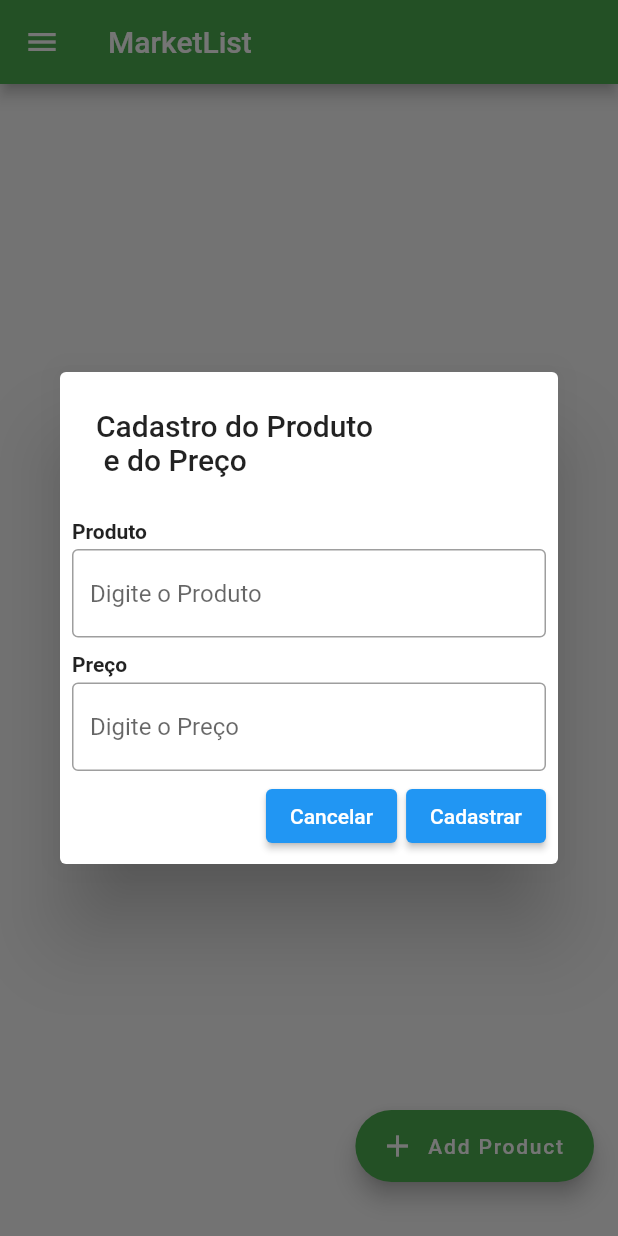
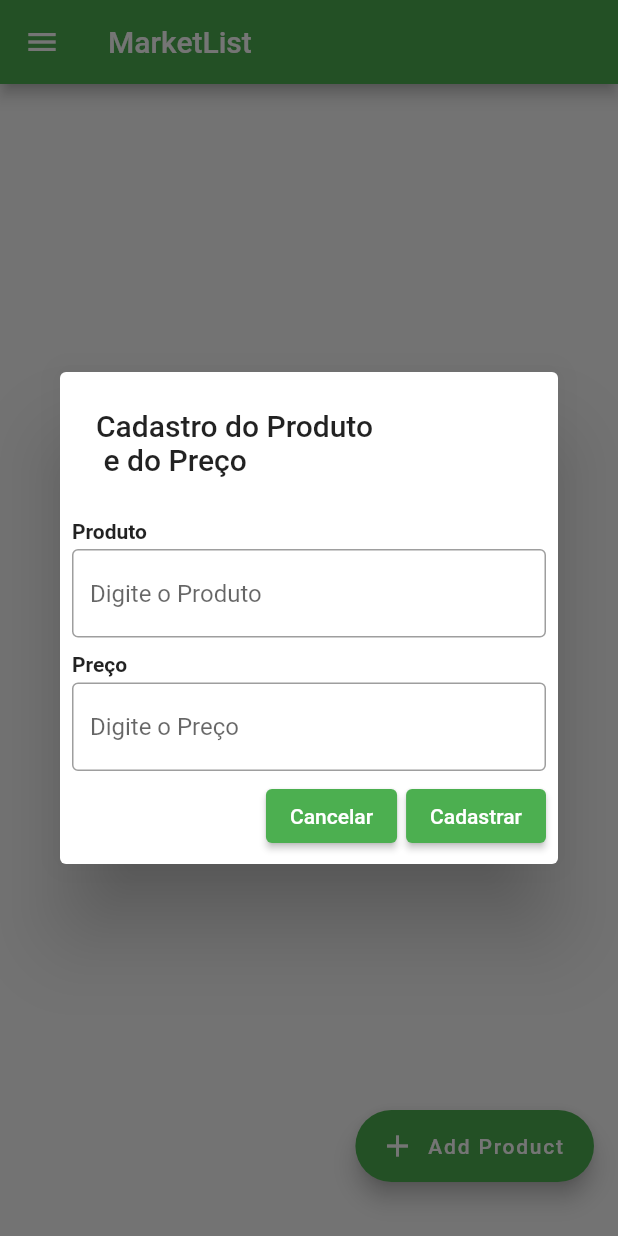
Before and after one commit to davidfffelix/marketlist, a Flutter app: the screen it shows after launch, after a tap on "Add Product", on a phone screen of 412 x 824 dp. Run offline on Flutter 3.47's test engine with Material 2 defaults, Android fonts, the phone set to English and light mode, and no system bars; our stand-ins replace get.

Commit message:
Change colors in the buttons

```diff
--- a/lib/home_page.dart
+++ b/lib/home_page.dart
@@ -104,6 +104,11 @@ class _HomePageState extends State<HomePage> {
                         mainAxisAlignment: MainAxisAlignment.end,
                         children: [
                           ElevatedButton(
+                            style: ButtonStyle(
+                              backgroundColor: MaterialStateProperty.all(
+                                Colors.green,
+                              ),
+                            ),
                             child: const Text('Cancelar'),
                             onPressed: () {},
                           ),
@@ -111,6 +116,11 @@ class _HomePageState extends State<HomePage> {
                             width: 6,
                           ),
                           ElevatedButton(
+                            style: ButtonStyle(
+                              backgroundColor: MaterialStateProperty.all(
+                                Colors.green,
+                              ),
+                            ),
                             child: const Text('Cadastrar'),
                             onPressed: () {},
                           ),
```
